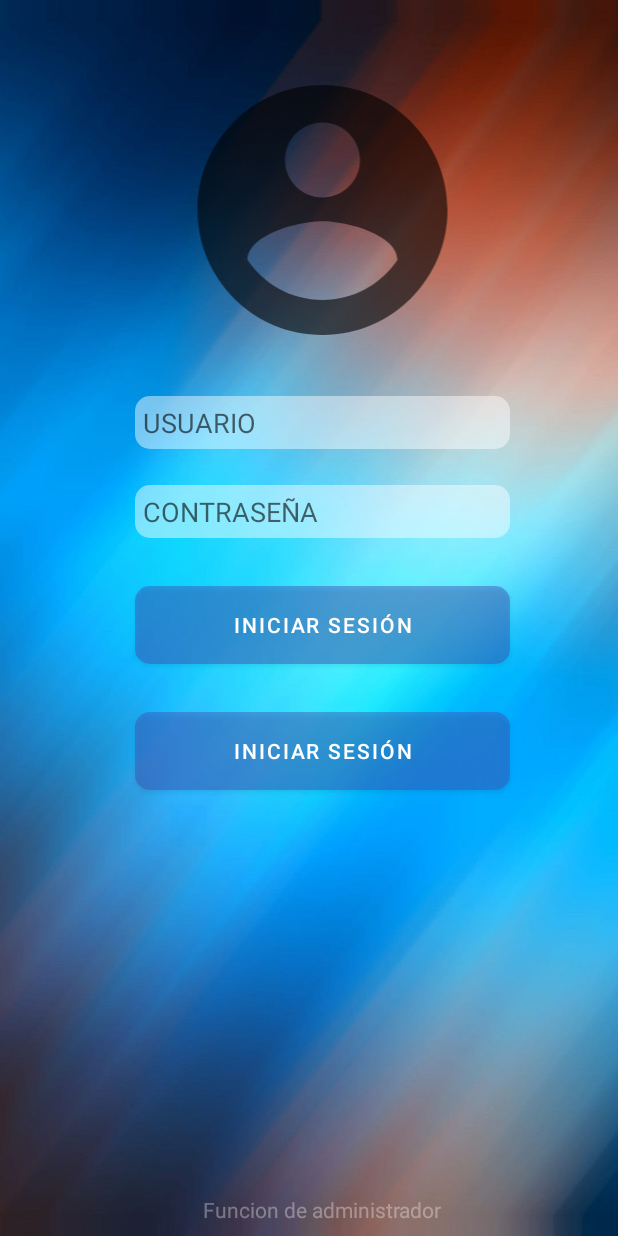
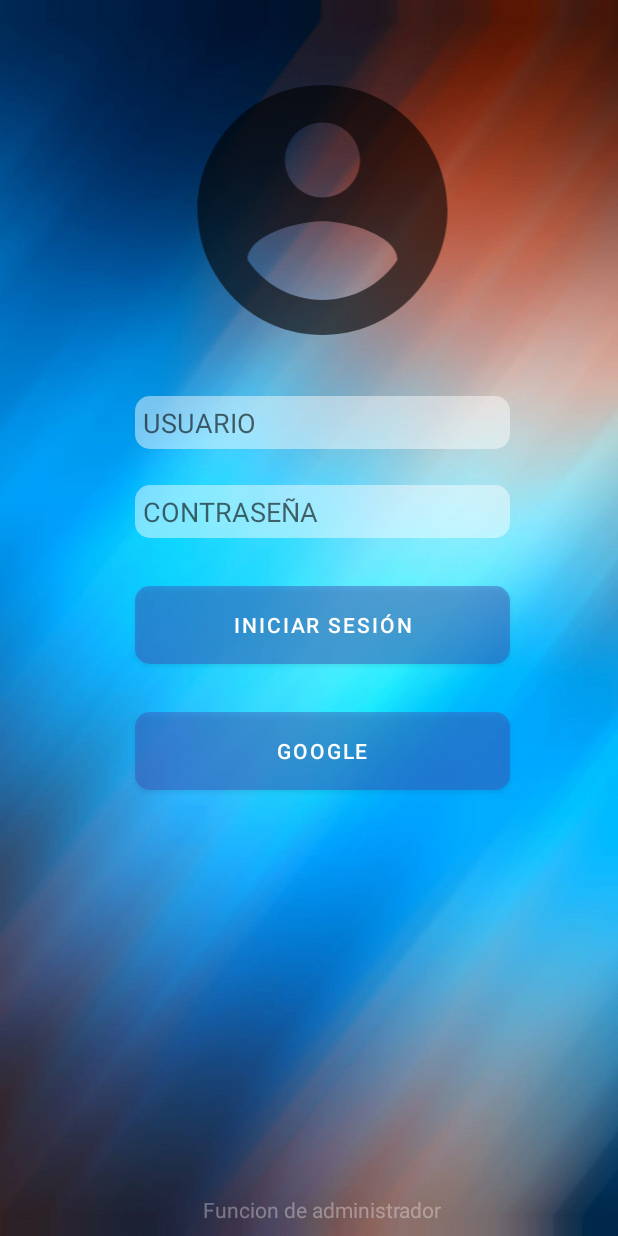
Before and after one commit to Linkeriyo/PracticaMercadoMunicipal, an Android app: the screen it shows after launch (LoginActivity), on a phone screen of 412 x 824 dp. Run offline under Robolectric (Android 15) with nearby library versions, the phone set to English and light mode, and no system bars; our stand-ins replace Firebase (no records; nobody signed in at launch, a user with empty details on screens opened directly).

```diff
--- a/app/build.gradle
+++ b/app/build.gradle
@@ -35,6 +35,7 @@ dependencies {
     implementation 'androidx.appcompat:appcompat:1.2.0'
     implementation 'com.google.android.material:material:1.3.0'
     implementation 'androidx.constraintlayout:constraintlayout:2.0.4'
+    implementation 'com.google.firebase:firebase-auth:19.3.1'
     testImplementation 'junit:junit:4.13.2'
     androidTestImplementation 'androidx.test.ext:junit:1.1.2'
     androidTestImplementation 'androidx.test.espresso:espresso-core:3.3.0'
@@ -50,4 +51,7 @@ dependencies {
     implementation platform('com.google.firebase:firebase-bom:26.5.0')
     implementation 'com.google.firebase:firebase-analytics'
     implementation 'com.google.firebase:firebase-database'
+    implementation 'com.google.android.gms:play-services-auth:19.0.0'
+    implementation 'com.google.firebase:firebase-auth'
+    implementation 'com.google.android.gms:play-services-auth:19.0.0'
 }
--- a/app/src/main/res/layout/activity_login.xml
+++ b/app/src/main/res/layout/activity_login.xml
@@ -8,16 +8,17 @@
     tools:context=".LoginActivity">
 
     <Button
-        android:id="@+id/buttonLogin2"
+        android:id="@+id/buttonLoginGoogle"
         android:layout_width="250dp"
         android:layout_height="52dp"
         android:layout_marginTop="32dp"
         android:background="@drawable/round_button_login"
-        android:text="Iniciar Sesión"
-        app:layout_constraintEnd_toEndOf="@+id/editTextTextPassword"
+        android:text="GOOGLE"
+        android:textColor="#FFFFFF"
+        app:layout_constraintEnd_toEndOf="@+id/editTextPasswordLogin"
         app:layout_constraintHorizontal_bias="1.0"
-        app:layout_constraintStart_toStartOf="@+id/editTextTextPassword"
-        app:layout_constraintTop_toBottomOf="@+id/buttonLogin" />
+        app:layout_constraintStart_toStartOf="@+id/editTextPasswordLogin"
+        app:layout_constraintTop_toBottomOf="@+id/buttonLoginEmail" />
 
     <ImageView
         android:id="@+id/imageView"
@@ -31,18 +32,18 @@
         app:srcCompat="@drawable/ic_baseline_account_circle_24" />
 
     <Button
-        android:id="@+id/buttonLogin"
+        android:id="@+id/buttonLoginEmail"
         android:layout_width="250dp"
         android:layout_height="52dp"
         android:layout_marginTop="32dp"
         android:background="@drawable/round_button_login"
         android:text="Iniciar Sesión"
-        app:layout_constraintEnd_toEndOf="@+id/editTextTextPassword"
-        app:layout_constraintStart_toStartOf="@+id/editTextTextPassword"
-        app:layout_constraintTop_toBottomOf="@+id/editTextTextPassword" />
+        app:layout_constraintEnd_toEndOf="@+id/editTextPasswordLogin"
+        app:layout_constraintStart_toStartOf="@+id/editTextPasswordLogin"
+        app:layout_constraintTop_toBottomOf="@+id/editTextPasswordLogin" />
 
     <EditText
-        android:id="@+id/editTextTextEmailAddress"
+        android:id="@+id/editTextEmailAddressLogin"
         android:layout_width="250dp"
         android:layout_height="wrap_content"
         android:layout_marginTop="24dp"
@@ -56,7 +57,7 @@
         app:layout_constraintTop_toBottomOf="@+id/imageView" />
 
     <EditText
-        android:id="@+id/editTextTextPassword"
+        android:id="@+id/editTextPasswordLogin"
         android:layout_width="250dp"
         android:layout_height="wrap_content"
         android:layout_marginTop="24dp"
@@ -65,9 +66,9 @@
         android:hint="CONTRASEÑA"
         android:inputType="textPassword"
         android:padding="5dp"
-        app:layout_constraintEnd_toEndOf="@+id/editTextTextEmailAddress"
-        app:layout_constraintStart_toStartOf="@+id/editTextTextEmailAddress"
-        app:layout_constraintTop_toBottomOf="@+id/editTextTextEmailAddress" />
+        app:layout_constraintEnd_toEndOf="@+id/editTextEmailAddressLogin"
+        app:layout_constraintStart_toStartOf="@+id/editTextEmailAddressLogin"
+        app:layout_constraintTop_toBottomOf="@+id/editTextEmailAddressLogin" />
 
     <TextView
         android:id="@+id/textView"
@@ -77,7 +78,7 @@
         android:text="Funcion de administrador"
         android:textColor="#56FFFFFF"
         app:layout_constraintBottom_toBottomOf="parent"
-        app:layout_constraintEnd_toEndOf="@+id/buttonLogin"
-        app:layout_constraintStart_toStartOf="@+id/buttonLogin" />
+        app:layout_constraintEnd_toEndOf="@+id/buttonLoginEmail"
+        app:layout_constraintStart_toStartOf="@+id/buttonLoginEmail" />
 
 </androidx.constraintlayout.widget.ConstraintLayout>
```
Also changed, not shown: app/src/main/java/com/example/practicamercadomunicipal/LoginActivity.java (+41 -0 lines), app/src/main/res/drawable/ic_baseline_account_box_24.xml (added, +10 -0 lines).
